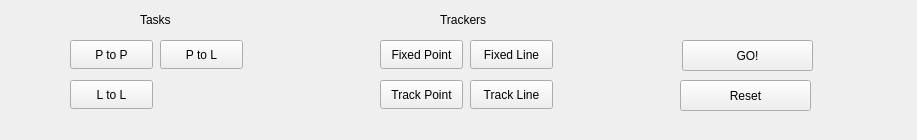
The window that catkin_ws/src/rqt_custom_gui/resource/form.ui (ColeDewis/CMPUT428-Project) describes before a commit, drawn with Qt 5.
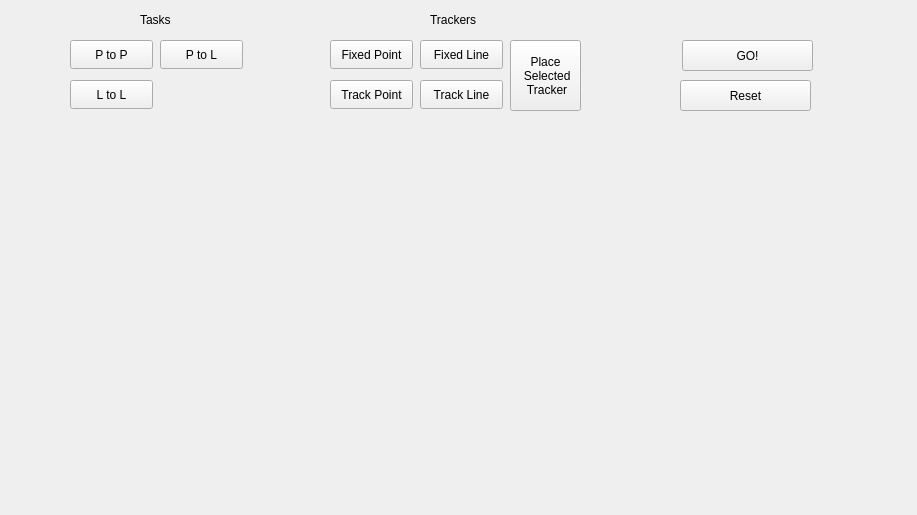
The same window after the commit.

Commit message: Can save images coming from the camera now, need to open as widget next :)

```diff
--- a/catkin_ws/src/rqt_custom_gui/resource/form.ui
+++ b/catkin_ws/src/rqt_custom_gui/resource/form.ui
@@ -7,7 +7,7 @@
     <x>0</x>
     <y>0</y>
     <width>917</width>
-    <height>140</height>
+    <height>515</height>
    </rect>
   </property>
   <property name="windowTitle">
@@ -16,7 +16,7 @@
   <widget class="QLabel" name="TrackerLabel">
    <property name="geometry">
     <rect>
-     <x>440</x>
+     <x>430</x>
      <y>10</y>
      <width>63</width>
      <height>20</height>
@@ -29,7 +29,7 @@
   <widget class="QPushButton" name="FPButton">
    <property name="geometry">
     <rect>
-     <x>380</x>
+     <x>330</x>
      <y>40</y>
      <width>83</width>
      <height>29</height>
@@ -42,7 +42,7 @@
   <widget class="QPushButton" name="FLButton">
    <property name="geometry">
     <rect>
-     <x>470</x>
+     <x>420</x>
      <y>40</y>
      <width>83</width>
      <height>29</height>
@@ -55,7 +55,7 @@
   <widget class="QPushButton" name="TPButton">
    <property name="geometry">
     <rect>
-     <x>380</x>
+     <x>330</x>
      <y>80</y>
      <width>83</width>
      <height>29</height>
@@ -68,7 +68,7 @@
   <widget class="QPushButton" name="TLButton">
    <property name="geometry">
     <rect>
-     <x>470</x>
+     <x>420</x>
      <y>80</y>
      <width>83</width>
      <height>29</height>
@@ -156,6 +156,21 @@
     <string>Reset</string>
    </property>
   </widget>
+  <widget class="QPushButton" name="TrackerGoButton">
+   <property name="geometry">
+    <rect>
+     <x>510</x>
+     <y>40</y>
+     <width>71</width>
+     <height>71</height>
+    </rect>
+   </property>
+   <property name="text">
+    <string>Place 
+ Selected 
+ Tracker</string>
+   </property>
+  </widget>
  </widget>
  <resources/>
  <connections/>
```
The commit also changes 3 other files.
